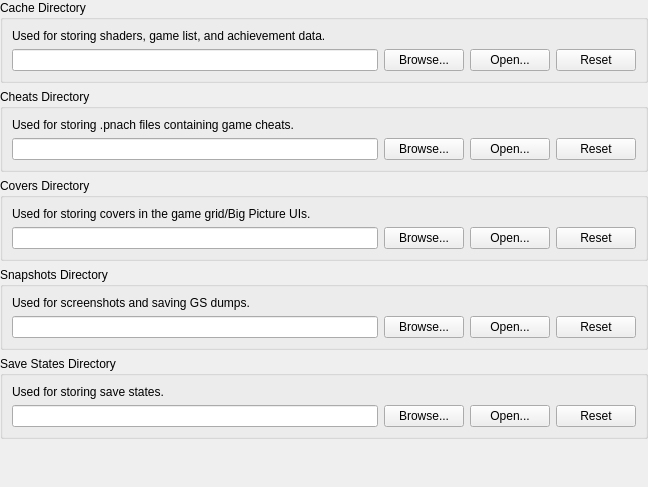
Old version of the form pcsx2-qt/Settings/FolderSettingsWidget.ui in the repository PCSX2/pcsx2.
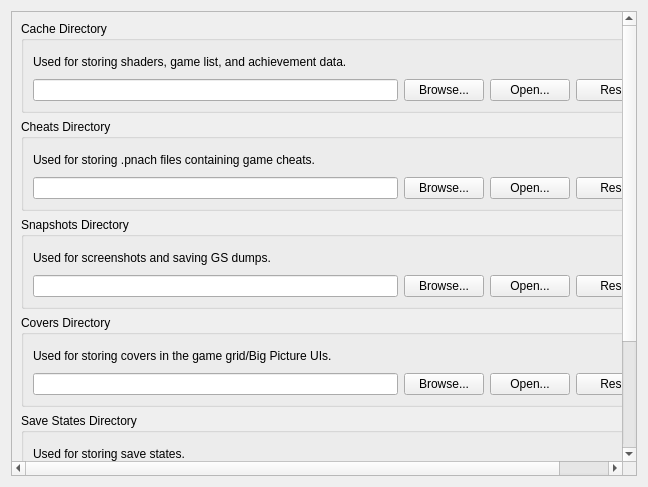
New version of the form.

Commit message:
Qt: Move screenshot section to Recording tab
Qt: Move Video Dump Directory to Folder Settings

The edit to the form file:
```diff
--- a/pcsx2-qt/Settings/FolderSettingsWidget.ui
+++ b/pcsx2-qt/Settings/FolderSettingsWidget.ui
@@ -10,21 +10,21 @@
     <height>487</height>
    </rect>
   </property>
-  <layout class="QVBoxLayout" name="verticalLayout">
-   <property name="leftMargin">
-    <number>0</number>
-   </property>
-   <property name="topMargin">
-    <number>0</number>
-   </property>
-   <property name="rightMargin">
-    <number>0</number>
-   </property>
-   <property name="bottomMargin">
-    <number>0</number>
-   </property>
-   <item>
-    <widget class="QGroupBox" name="groupBox_3">
+  <layout class="QGridLayout" name="gridLayout_6">
+   <item row="0" column="0" rowspan="2">
+    <widget class="QScrollArea" name="scrollArea">
+     <widget class="QWidget" name="scrollAreaWidgetContents">
+      <property name="geometry">
+       <rect>
+        <x>0</x>
+        <y>0</y>
+        <width>665</width>
+        <height>600</height>
+       </rect>
+      </property>
+      <layout class="QGridLayout" name="gridLayout_8">
+       <item row="0" column="0">
+        <widget class="QGroupBox" name="cacheGroup">
      <property name="title">
       <string>Cache Directory</string>
      </property>
@@ -63,8 +63,48 @@
      </layout>
     </widget>
    </item>
-   <item>
-    <widget class="QGroupBox" name="groupBox_5">
+       <item row="4" column="0">
+        <widget class="QGroupBox" name="saveStatesGroup">
+         <property name="title">
+          <string>Save States Directory</string>
+         </property>
+         <layout class="QGridLayout" name="gridLayout_2">
+          <item row="0" column="0" colspan="4">
+           <widget class="QLabel" name="saveStatesLabel">
+            <property name="text">
+             <string>Used for storing save states.</string>
+            </property>
+           </widget>
+          </item>
+          <item row="1" column="1">
+           <widget class="QPushButton" name="saveStatesBrowse">
+            <property name="text">
+             <string>Browse...</string>
+            </property>
+           </widget>
+          </item>
+          <item row="1" column="3">
+           <widget class="QPushButton" name="saveStatesReset">
+            <property name="text">
+             <string>Reset</string>
+            </property>
+           </widget>
+          </item>
+          <item row="1" column="0">
+           <widget class="QLineEdit" name="saveStates"/>
+          </item>
+          <item row="1" column="2">
+           <widget class="QPushButton" name="saveStatesOpen">
+            <property name="text">
+             <string>Open...</string>
+            </property>
+           </widget>
+          </item>
+         </layout>
+        </widget>
+       </item>
+       <item row="1" column="0">
+        <widget class="QGroupBox" name="cheatsGroup">
      <property name="title">
       <string>Cheats Directory</string>
      </property>
@@ -103,48 +143,8 @@
      </layout>
     </widget>
    </item>
-   <item>
-    <widget class="QGroupBox" name="groupBox_4">
-     <property name="title">
-      <string>Covers Directory</string>
-     </property>
-     <layout class="QGridLayout" name="gridLayout_4">
-      <item row="1" column="0">
-       <widget class="QLineEdit" name="covers"/>
-      </item>
-      <item row="1" column="1">
-       <widget class="QPushButton" name="coversBrowse">
-        <property name="text">
-         <string>Browse...</string>
-        </property>
-       </widget>
-      </item>
-      <item row="1" column="2">
-       <widget class="QPushButton" name="coversOpen">
-        <property name="text">
-         <string>Open...</string>
-        </property>
-       </widget>
-      </item>
-      <item row="1" column="3">
-       <widget class="QPushButton" name="coversReset">
-        <property name="text">
-         <string>Reset</string>
-        </property>
-       </widget>
-      </item>
-      <item row="0" column="0" colspan="4">
-       <widget class="QLabel" name="label_4">
-        <property name="text">
-         <string>Used for storing covers in the game grid/Big Picture UIs.</string>
-        </property>
-       </widget>
-      </item>
-     </layout>
-    </widget>
-   </item>
-   <item>
-    <widget class="QGroupBox" name="groupBox">
+       <item row="2" column="0">
+        <widget class="QGroupBox" name="snapshotsGroup">
      <property name="title">
       <string>Snapshots Directory</string>
      </property>
@@ -183,58 +183,89 @@
      </layout>
     </widget>
    </item>
-   <item>
-    <widget class="QGroupBox" name="groupBox_2">
+       <item row="3" column="0">
+        <widget class="QGroupBox" name="coversGroup">
      <property name="title">
-      <string>Save States Directory</string>
-     </property>
-     <layout class="QGridLayout" name="gridLayout_2">
+          <string>Covers Directory</string>
+         </property>
+         <layout class="QGridLayout" name="gridLayout_4">
       <item row="1" column="0">
-       <widget class="QLineEdit" name="saveStates"/>
+           <widget class="QLineEdit" name="covers"/>
       </item>
       <item row="1" column="1">
-       <widget class="QPushButton" name="saveStatesBrowse">
+           <widget class="QPushButton" name="coversBrowse">
         <property name="text">
          <string>Browse...</string>
         </property>
        </widget>
       </item>
       <item row="1" column="2">
-       <widget class="QPushButton" name="saveStatesOpen">
+           <widget class="QPushButton" name="coversOpen">
         <property name="text">
          <string>Open...</string>
         </property>
        </widget>
       </item>
       <item row="1" column="3">
-       <widget class="QPushButton" name="saveStatesReset">
+           <widget class="QPushButton" name="coversReset">
         <property name="text">
          <string>Reset</string>
         </property>
        </widget>
       </item>
       <item row="0" column="0" colspan="4">
-       <widget class="QLabel" name="label_2">
+           <widget class="QLabel" name="coversLabel">
         <property name="text">
-         <string>Used for storing save states.</string>
+             <string>Used for storing covers in the game grid/Big Picture UIs.</string>
         </property>
        </widget>
       </item>
      </layout>
     </widget>
    </item>
-   <item>
-    <spacer name="verticalSpacer">
-     <property name="orientation">
-      <enum>Qt::Vertical</enum>
-     </property>
-     <property name="sizeHint" stdset="0">
-      <size>
-       <width>20</width>
-       <height>132</height>
-      </size>
-     </property>
-    </spacer>
+       <item row="5" column="0">
+        <widget class="QGroupBox" name="videoDumpDirectory">
+         <property name="title">
+          <string>Video Dumping Directory</string>
+         </property>
+         <layout class="QGridLayout" name="gridLayout_7">
+          <item row="3" column="2">
+           <widget class="QPushButton" name="videoDumpingDirectoryOpen">
+            <property name="text">
+             <string>Open...</string>
+            </property>
+           </widget>
+          </item>
+          <item row="3" column="0">
+           <widget class="QLineEdit" name="videoDumpingDirectory"/>
+          </item>
+          <item row="3" column="1">
+           <widget class="QPushButton" name="videoDumpingDirectoryBrowse">
+            <property name="text">
+             <string>Browse...</string>
+            </property>
+           </widget>
+          </item>
+          <item row="3" column="3">
+           <widget class="QPushButton" name="videoDumpingDirectoryReset">
+            <property name="text">
+             <string>Reset</string>
+            </property>
+           </widget>
+          </item>
+          <item row="0" column="0">
+           <widget class="QLabel" name="videoDumpLabel">
+            <property name="text">
+             <string>Used for storing video captures.</string>
+            </property>
+           </widget>
+          </item>
+         </layout>
+        </widget>
+       </item>
+      </layout>
+     </widget>
+    </widget>
    </item>
   </layout>
  </widget>
```
Left out of the diff: 6 changed lines with no effect on the pictures. Lines whose indentation alone changed are shown as unchanged. The commit also changes 5 other files.
